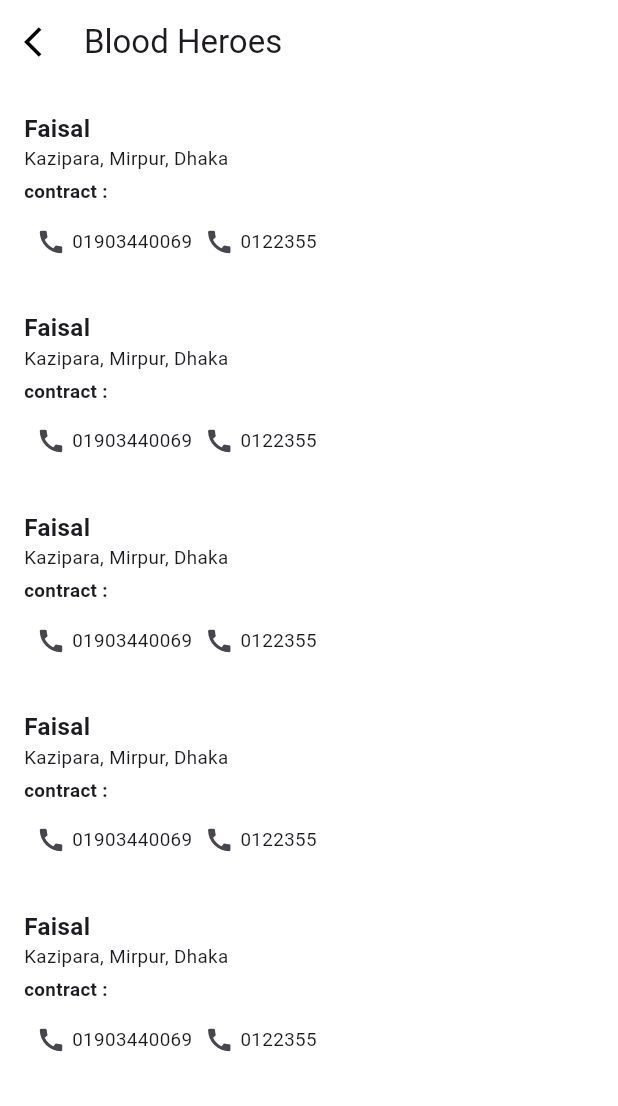
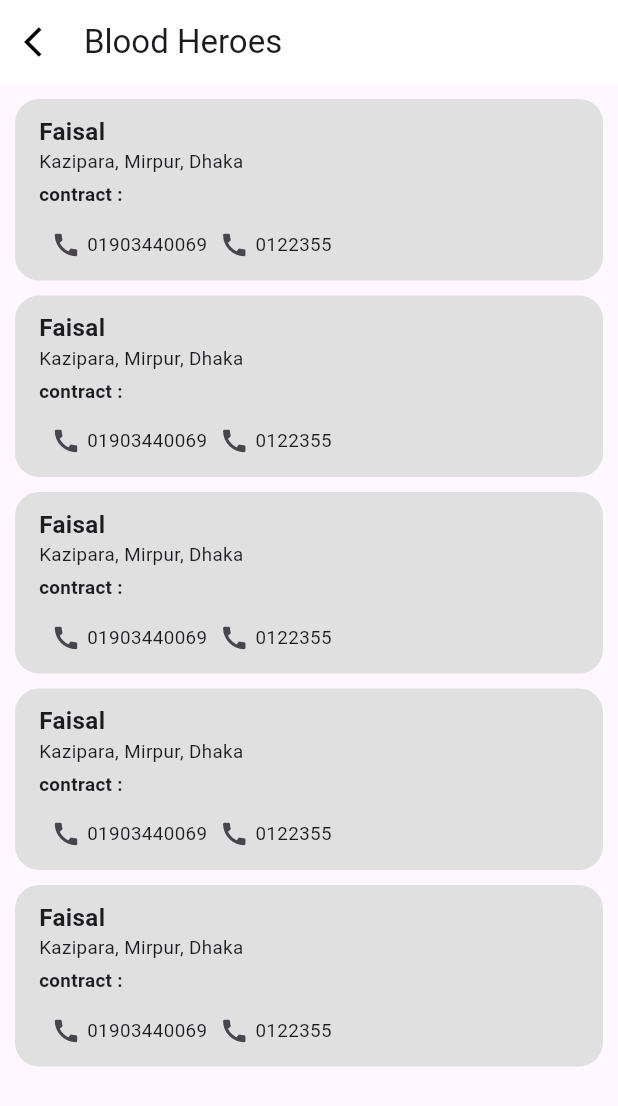
Before and after one commit to faisaldevs/Blood-BD-renew, a Flutter app: the HomeScreen screen opened by its route, after a tap on "Blood Heroes", on a phone screen of 412 x 824 dp. Shown: the top 1106 px of the screen. Run offline on Flutter 3.47's test engine with Material 3 defaults, Android fonts, the phone set to English and light mode, and no system bars; our stand-ins replace carousel_slider, connectivity_plus, flutter_screenutil, get, get_storage, google_fonts and 1 more; accounts and stored records are empty.

Commit message:
blood heroes Update

```diff
--- a/lib/screens/home_card_pages/blood_heroes_page.dart
+++ b/lib/screens/home_card_pages/blood_heroes_page.dart
@@ -1,8 +1,8 @@
 import 'package:flutter/material.dart';
 import 'package:flutter/services.dart';
-import 'package:flutter_screenutil/flutter_screenutil.dart';
 import 'package:get/get.dart';
-import 'package:url_launcher/url_launcher_string.dart';
+
+import 'blood_heros/blood_hero.dart';
 
 class BloodHeroes extends StatelessWidget {
   const BloodHeroes({super.key});
@@ -15,7 +15,7 @@ class BloodHeroes extends StatelessWidget {
     String? number2 = "0122355";
 
     return Scaffold(
-      backgroundColor: Colors.white60,
+      // backgroundColor: Colors.white60,
       appBar: AppBar(
         backgroundColor: Colors.white,
         systemOverlayStyle: const SystemUiOverlayStyle(
@@ -34,94 +34,95 @@ class BloodHeroes extends StatelessWidget {
           ),
         ),
       ),
-      body: ListView.builder(
-        itemCount: 5,
-        itemBuilder: (context, index) => Container(
-          color: Colors.white,
-          margin: const EdgeInsets.only(bottom: 4, top: 8),
-          padding: const EdgeInsets.only(left: 16, top: 10),
-          child: Column(
-            mainAxisAlignment: MainAxisAlignment.start,
-            crossAxisAlignment: CrossAxisAlignment.start,
-            children: [
-              Text(
-                name,
-                style: TextStyle(fontSize: 18.sp, fontWeight: FontWeight.bold),
-              ),
-              Text(
-                address,
-                style: TextStyle(fontSize: 14.sp, fontWeight: FontWeight.w400),
-              ),
-              Padding(
-                padding: const EdgeInsets.only(top: 4, bottom: 0),
-                child: Text(
-                  "contract :",
-                  style:
-                      TextStyle(fontSize: 14.sp, fontWeight: FontWeight.bold),
-                ),
-              ),
-              Row(
-                children: [
-                  Padding(
-                    padding: const EdgeInsets.only(right: 8),
-                    child: Row(
-                      children: [
-                        IconButton(
-                          onPressed: () async {
-                            launchUrlString("tel:$number1");
-                          },
-                          icon: Row(
-                            children: [
-                              const Icon(
-                                Icons.call,
-                                size: 20,
-                              ),
-                              const SizedBox(
-                                width: 4,
-                              ),
-                              Text(
-                                number1,
-                                style: TextStyle(
-                                    fontSize: 14.sp,
-                                    fontWeight: FontWeight.w400),
-                              ),
-                            ],
-                          ),
-                        ),
-                        IconButton(
-                          onPressed: () {
-                            launchUrlString("tel:$number2");
-                          },
-                          style: const ButtonStyle(
-                              padding:
-                                  MaterialStatePropertyAll(EdgeInsets.all(0))),
-                          icon: Row(
-                            children: [
-                              const Icon(
-                                Icons.call,
-                                size: 20,
-                              ),
-                              const SizedBox(
-                                width: 4,
-                              ),
-                              Text(
-                                number2,
-                                style: TextStyle(
-                                    fontSize: 14.sp,
-                                    fontWeight: FontWeight.w400),
-                              ),
-                            ],
-                          ),
-                        ),
-                      ],
-                    ),
-                  ),
-                ],
-              )
-            ],
-          ),
-        ),
-      ),
+      body: const BloodHeroList(),
+      // ListView.builder(
+      //   itemCount: 5,
+      //   itemBuilder: (context, index) => Container(
+      //     color: Colors.white,
+      //     margin: const EdgeInsets.only(bottom: 4, top: 8),
+      //     padding: const EdgeInsets.only(left: 16, top: 10),
+      //     child: Column(
+      //       mainAxisAlignment: MainAxisAlignment.start,
+      //       crossAxisAlignment: CrossAxisAlignment.start,
+      //       children: [
+      //         Text(
+      //           name,
+      //           style: TextStyle(fontSize: 18.sp, fontWeight: FontWeight.bold),
+      //         ),
+      //         Text(
+      //           address,
+      //           style: TextStyle(fontSize: 14.sp, fontWeight: FontWeight.w400),
+      //         ),
+      //         Padding(
+      //           padding: const EdgeInsets.only(top: 4, bottom: 0),
+      //           child: Text(
+      //             "contract :",
+      //             style:
+      //                 TextStyle(fontSize: 14.sp, fontWeight: FontWeight.bold),
+      //           ),
+      //         ),
+      //         Row(
+      //           children: [
+      //             Padding(
+      //               padding: const EdgeInsets.only(right: 8),
+      //               child: Row(
+      //                 children: [
+      //                   IconButton(
+      //                     onPressed: () async {
+      //                       launchUrlString("tel:$number1");
+      //                     },
+      //                     icon: Row(
+      //                       children: [
+      //                         const Icon(
+      //                           Icons.call,
+      //                           size: 20,
+      //                         ),
+      //                         const SizedBox(
+      //                           width: 4,
+      //                         ),
+      //                         Text(
+      //                           number1,
+      //                           style: TextStyle(
+      //                               fontSize: 14.sp,
+      //                               fontWeight: FontWeight.w400),
+      //                         ),
+      //                       ],
+      //                     ),
+      //                   ),
+      //                   IconButton(
+      //                     onPressed: () {
+      //                       launchUrlString("tel:$number2");
+      //                     },
+      //                     style: const ButtonStyle(
+      //                         padding:
+      //                             MaterialStatePropertyAll(EdgeInsets.all(0))),
+      //                     icon: Row(
+      //                       children: [
+      //                         const Icon(
+      //                           Icons.call,
+      //                           size: 20,
+      //                         ),
+      //                         const SizedBox(
+      //                           width: 4,
+      //                         ),
+      //                         Text(
+      //                           number2,
+      //                           style: TextStyle(
+      //                               fontSize: 14.sp,
+      //                               fontWeight: FontWeight.w400),
+      //                         ),
+      //                       ],
+      //                     ),
+      //                   ),
+      //                 ],
+      //               ),
+      //             ),
+      //           ],
+      //         )
+      //       ],
+      //     ),
+      //   ),
+      // ),
     );
   }
 }
--- /dev/null
+++ b/lib/screens/home_card_pages/blood_heros/blood_hero.dart
@@ -0,0 +1,106 @@
+import 'package:flutter/material.dart';
+import 'package:flutter_screenutil/flutter_screenutil.dart';
+import 'package:url_launcher/url_launcher_string.dart';
+
+class BloodHeroList extends StatelessWidget {
+  const BloodHeroList({super.key});
+
+
+  @override
+  Widget build(BuildContext context) {
+    String? name = "Faisal";
+    String? address = "Kazipara, Mirpur, Dhaka";
+    String? number1 = "01903440069";
+    String? number2 = "0122355";
+    return ListView.builder(
+      itemCount: 5,
+      itemBuilder: (context, index) => Container(
+      decoration: BoxDecoration(
+        color: Colors.grey[300],
+        borderRadius: BorderRadius.circular(16),),
+        margin: const EdgeInsets.only(left: 10,right: 10,top: 10,bottom: 0),
+        padding: const EdgeInsets.only(left: 16, top: 10),
+        child: Column(
+          mainAxisAlignment: MainAxisAlignment.start,
+          crossAxisAlignment: CrossAxisAlignment.start,
+          children: [
+            Text(
+              name,
+              style: TextStyle(fontSize: 18.sp, fontWeight: FontWeight.bold),
+            ),
+            Text(
+              address,
+              style: TextStyle(fontSize: 14.sp, fontWeight: FontWeight.w400),
+            ),
+            Padding(
+              padding: const EdgeInsets.only(top: 4, bottom: 0),
+              child: Text(
+                "contract :",
+                style:
+                TextStyle(fontSize: 14.sp, fontWeight: FontWeight.bold),
+              ),
+            ),
+            Row(
+              children: [
+                Padding(
+                  padding: const EdgeInsets.only(right: 8),
+                  child: Row(
+                    children: [
+                      IconButton(
+                        onPressed: () async {
+                          launchUrlString("tel:$number1");
+                        },
+                        icon: Row(
+                          children: [
+                            const Icon(
+                              Icons.call,
+                              size: 20,
+                            ),
+                            const SizedBox(
+                              width: 4,
+                            ),
+                            Text(
+                              number1,
+                              style: TextStyle(
+                                  fontSize: 14.sp,
+                                  fontWeight: FontWeight.w400),
+                            ),
+                          ],
+                        ),
+                      ),
+                      IconButton(
+                        onPressed: () {
+                          launchUrlString("tel:$number2");
+                        },
+                        style: const ButtonStyle(
+                            padding:
+                            MaterialStatePropertyAll(EdgeInsets.all(0))),
+                        icon: Row(
+                          children: [
+                            const Icon(
+                              Icons.call,
+                              size: 20,
+                            ),
+                            const SizedBox(
+                              width: 4,
+                            ),
+                            Text(
+                              number2,
+                              style: TextStyle(
+                                  fontSize: 14.sp,
+                                  fontWeight: FontWeight.w400),
+                            ),
+                          ],
+                        ),
+                      ),
+                    ],
+                  ),
+                ),
+              ],
+            )
+          ],
+        ),
+      ),
+    );
+  }
+}
--- a/lib/screens/home_screen/home_screen.dart
+++ b/lib/screens/home_screen/home_screen.dart
@@ -46,7 +46,8 @@ class HomeScreen extends StatelessWidget {
               )),
         ],
       ),
-      body: Container(
+      body: SafeArea(
+        child: Container(
           color: Colors.white60,
           height: Get.height,
           width: Get.width,
@@ -88,6 +89,7 @@ class HomeScreen extends StatelessWidget {
             ),
           ),
         ),
+      ),
       drawer: const DrawerProfile(),
     );
   }
```
Lines whose indentation alone changed are shown as unchanged.
